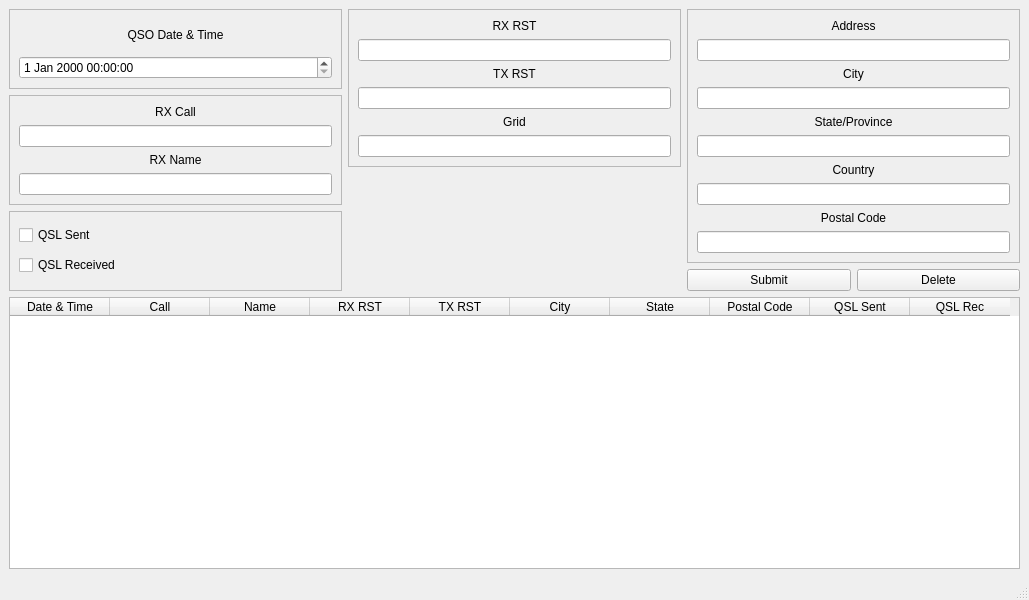
Above: ui/mainwindow.ui from minorsecond/MiniHamLog before the change. Below: the same form after it.
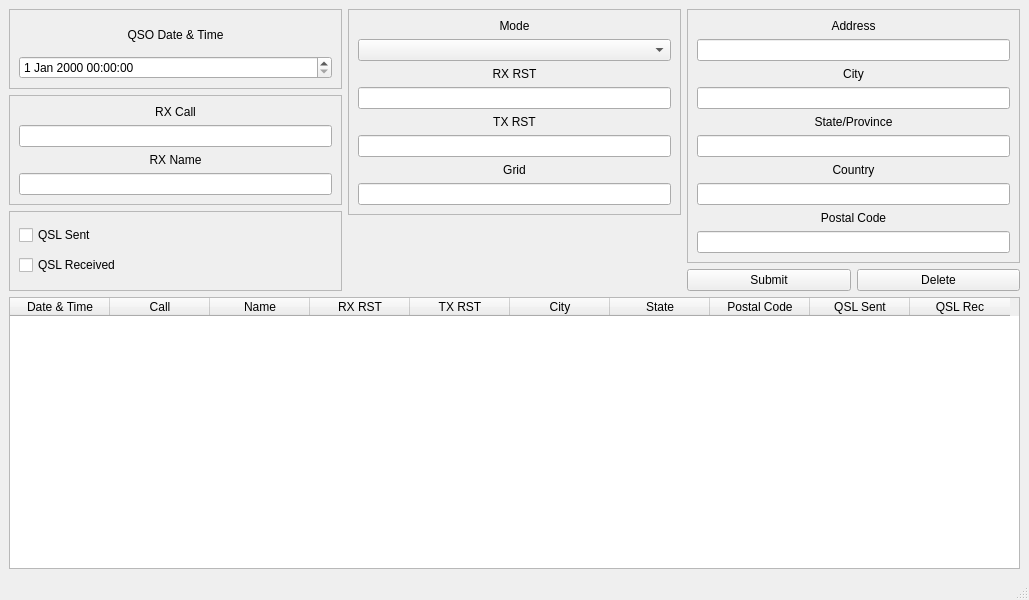
That is the form after the change.

Commit message: Add mode combobox

```diff
--- a/ui/mainwindow.ui
+++ b/ui/mainwindow.ui
@@ -124,19 +124,6 @@
             </property>
             <layout class="QGridLayout" name="gridLayout_5">
              <item row="4" column="0">
-              <widget class="QLabel" name="label_9">
-               <property name="text">
-                <string>Grid</string>
-               </property>
-               <property name="alignment">
-                <set>Qt::AlignCenter</set>
-               </property>
-              </widget>
-             </item>
-             <item row="3" column="0">
-              <widget class="QLineEdit" name="txRSTEdit"/>
-             </item>
-             <item row="2" column="0">
               <widget class="QLabel" name="label_6">
                <property name="text">
                 <string>TX RST</string>
@@ -146,7 +133,36 @@
                </property>
               </widget>
              </item>
+             <item row="5" column="0">
+              <widget class="QLineEdit" name="txRSTEdit"/>
+             </item>
+             <item row="3" column="0">
+              <widget class="QLineEdit" name="rxRSTEntry"/>
+             </item>
+             <item row="6" column="0">
+              <widget class="QLabel" name="label_9">
+               <property name="text">
+                <string>Grid</string>
+               </property>
+               <property name="alignment">
+                <set>Qt::AlignCenter</set>
+               </property>
+              </widget>
+             </item>
              <item row="0" column="0">
+              <widget class="QLabel" name="modeLabel">
+               <property name="text">
+                <string>Mode</string>
+               </property>
+               <property name="alignment">
+                <set>Qt::AlignCenter</set>
+               </property>
+              </widget>
+             </item>
+             <item row="7" column="0">
+              <widget class="QLineEdit" name="rxGridEntry"/>
+             </item>
+             <item row="2" column="0">
               <widget class="QLabel" name="label_2">
                <property name="text">
                 <string>RX RST</string>
@@ -157,10 +173,7 @@
               </widget>
              </item>
              <item row="1" column="0">
-              <widget class="QLineEdit" name="rxRSTEntry"/>
-             </item>
-             <item row="5" column="0">
-              <widget class="QLineEdit" name="rxGridEntry"/>
+              <widget class="QComboBox" name="modeCBox"/>
              </item>
             </layout>
            </widget>
```
